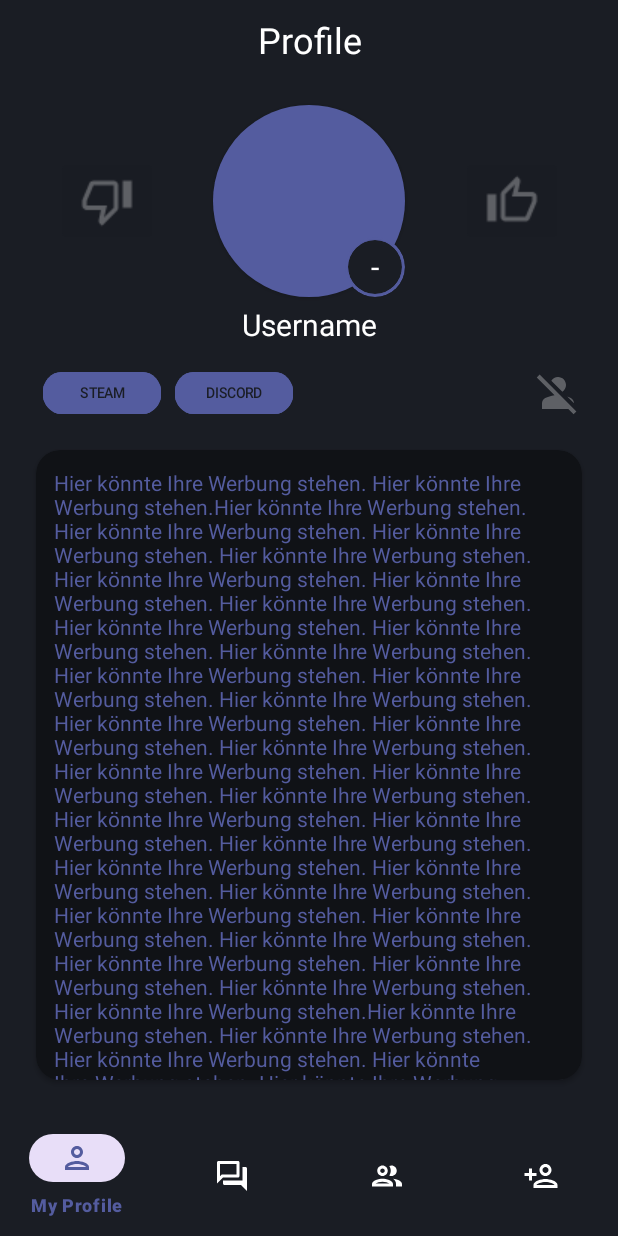
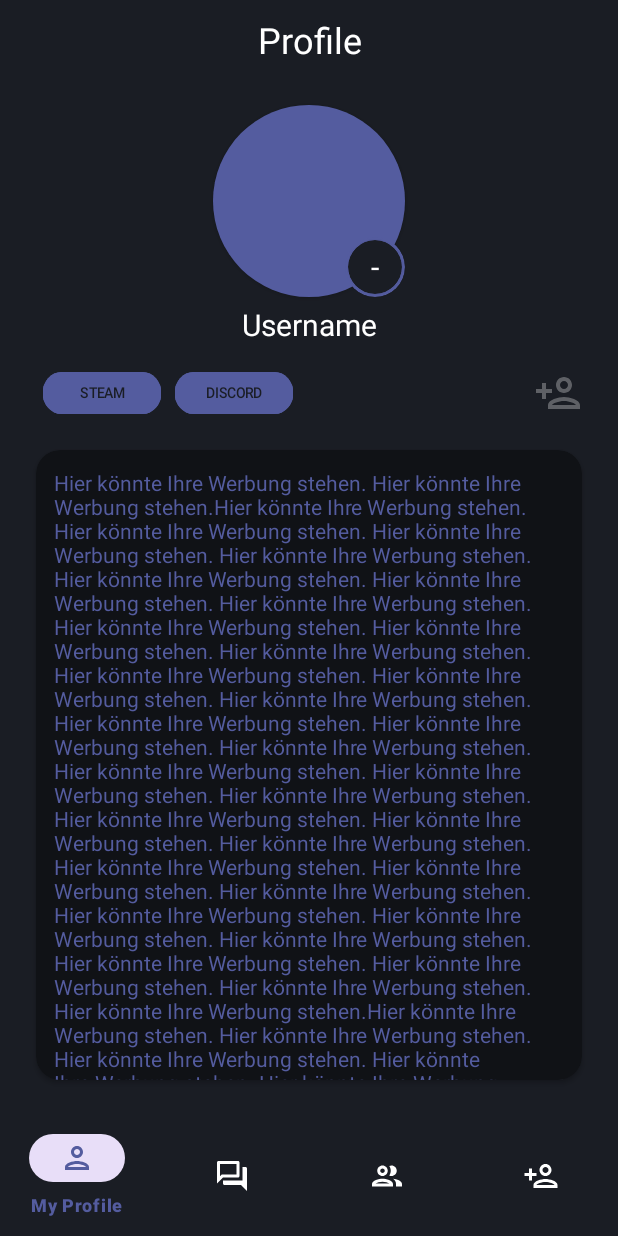
Before and after one commit to arfaomar/plusREP, an Android app: the otherProfile screen opened directly, with no data from a screen before it, after a tap on an icon or button, on a phone screen of 412 x 824 dp. Run offline under Robolectric (Android 15) with nearby library versions, the phone set to English and light mode, and no system bars; pictures from the network do not load; 13 statements that could not run were skipped.

Commit message:
FriendRequest items are disappearing now

```diff
--- a/app/src/main/java/de/hda/plusrep/FriendRequests.java
+++ b/app/src/main/java/de/hda/plusrep/FriendRequests.java
@@ -5,6 +5,7 @@ import androidx.recyclerview.widget.LinearLayoutManager;
 import androidx.recyclerview.widget.RecyclerView;
 
 import android.content.Intent;
+import android.content.pm.ActivityInfo;
 import android.os.Bundle;
 import android.util.Log;
 
@@ -24,6 +25,8 @@ public class FriendRequests extends AppCompatActivity {
         super.onCreate(savedInstanceState);
         setContentView(R.layout.activity_friend_requests);
         activeIntent = getIntent();
+        setRequestedOrientation(ActivityInfo.SCREEN_ORIENTATION_PORTRAIT);
+        getWindow().setStatusBarColor(getColor(R.color.black));
         RecyclerView recyclerView = findViewById(R.id.friendReqRecView);
         setup();
         FriendRequestsAdapter adapter = new FriendRequestsAdapter(this, friendRequestsModels);
--- a/app/src/main/java/de/hda/plusrep/FriendRequestsAdapter.java
+++ b/app/src/main/java/de/hda/plusrep/FriendRequestsAdapter.java
@@ -75,6 +75,7 @@ public class FriendRequestsAdapter extends RecyclerView.Adapter<FriendRequestsAd
                 dataHandler.removeFriendRequest(friendsteamID, Long.parseLong(Profile.steamID));
                 Toast.makeText(context, "Friend Request Accepted", Toast.LENGTH_LONG).show();
 
+                holder.itemView.setVisibility(View.GONE);
             }
         });
 
@@ -94,6 +95,8 @@ public class FriendRequestsAdapter extends RecyclerView.Adapter<FriendRequestsAd
                 }
                 dataHandler.removeFriendRequest(friendsteamID, Long.parseLong(Profile.steamID));
                 Toast.makeText(context, "Friend Request Declined", Toast.LENGTH_LONG).show();
+
+                holder.itemView.setVisibility(View.GONE);
             }
         });
 
--- a/app/src/main/java/de/hda/plusrep/otherProfile.java
+++ b/app/src/main/java/de/hda/plusrep/otherProfile.java
@@ -230,8 +230,11 @@ public class otherProfile extends AppCompatActivity {
                 Toast.makeText(getApplicationContext(), "User has been unfriended", Toast.LENGTH_SHORT).show();
                 dataHandler.removeFriendFromDB( Long.parseLong(Profile.steamID), Long.parseLong(steamID) );
 
-                getUserData();
-                setupButtons();
+
+                likeButton.setVisibility(View.GONE);
+                dislikeButton.setVisibility(View.GONE);
+                addFriendButton.setVisibility(View.VISIBLE);
+                removeFriendButton.setVisibility(View.GONE);
             }
         });
     }
```
